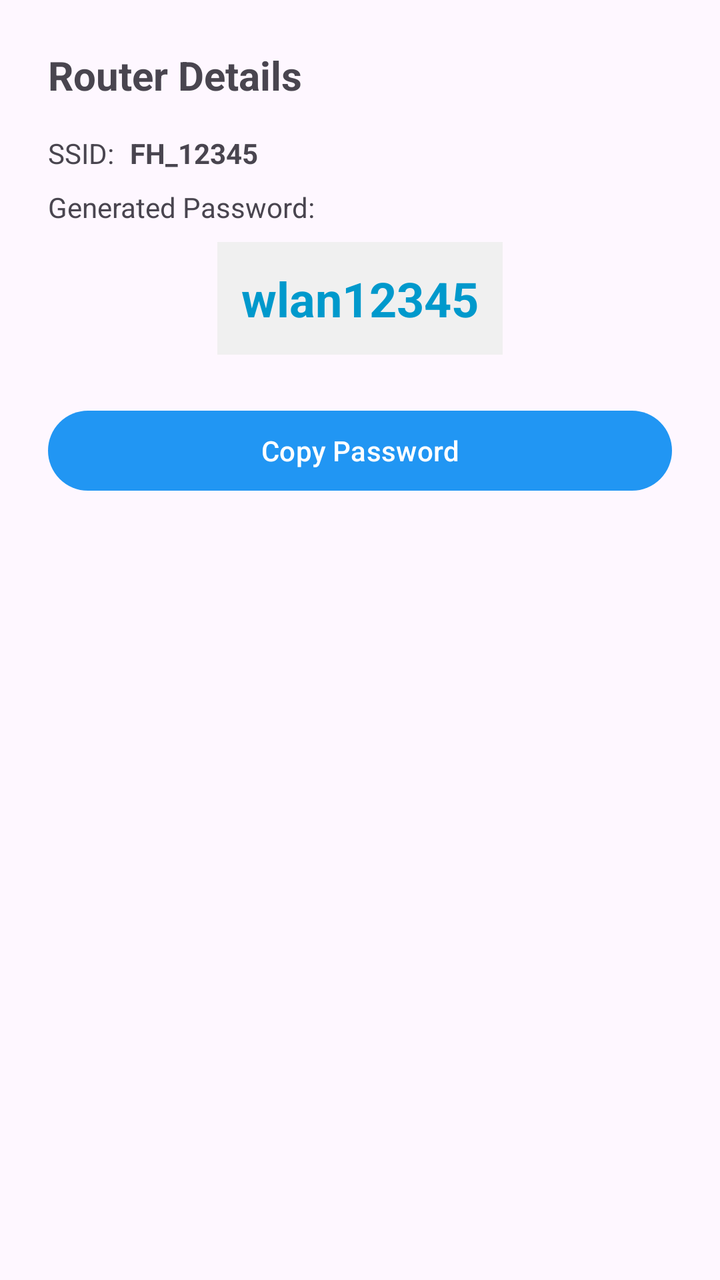
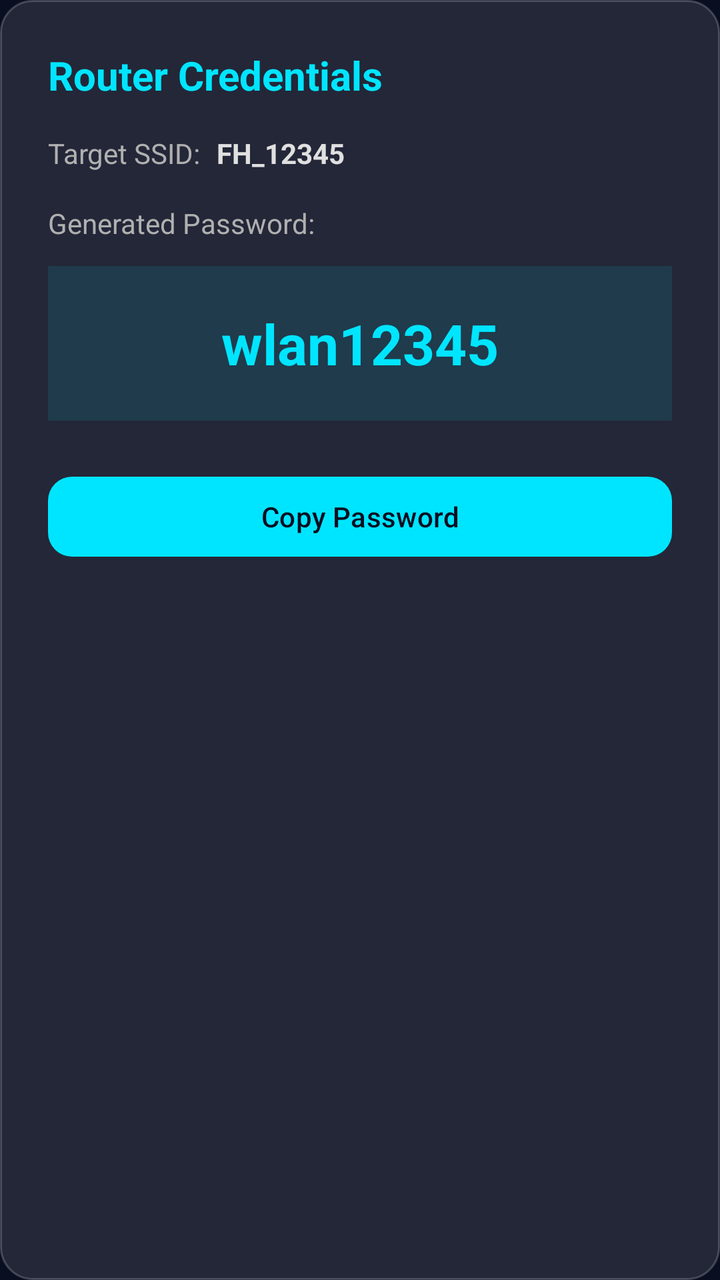

Compare the two renders of this Android layout. The source of the first and the diff that turns it into the second are given below.
<!-- AndroidManifest.xml: application theme Theme.FiberHome -->
<!-- res/layout/bottom_sheet_password.xml -->
<?xml version="1.0" encoding="utf-8"?>
<androidx.constraintlayout.widget.ConstraintLayout
    xmlns:android="http://schemas.android.com/apk/res/android"
    xmlns:app="http://schemas.android.com/apk/res-auto"
    android:layout_width="match_parent"
    android:layout_height="wrap_content"
    android:padding="24dp">

    <TextView
        android:id="@+id/tvTitle"
        android:layout_width="wrap_content"
        android:layout_height="wrap_content"
        android:text="Router Details"
        android:textSize="20sp"
        android:textStyle="bold"
        app:layout_constraintStart_toStartOf="parent"
        app:layout_constraintTop_toTopOf="parent" />

    <TextView
        android:id="@+id/tvSsidLabel"
        android:layout_width="wrap_content"
        android:layout_height="wrap_content"
        android:layout_marginTop="16dp"
        android:text="SSID:"
        app:layout_constraintStart_toStartOf="parent"
        app:layout_constraintTop_toBottomOf="@+id/tvTitle" />

    <TextView
        android:id="@+id/tvSsidValue"
        android:layout_width="wrap_content"
        android:layout_height="wrap_content"
        android:layout_marginStart="8dp"
        android:text="FH_12345"
        android:textStyle="bold"
        app:layout_constraintBottom_toBottomOf="@+id/tvSsidLabel"
        app:layout_constraintStart_toEndOf="@+id/tvSsidLabel"
        app:layout_constraintTop_toTopOf="@+id/tvSsidLabel" />

    <TextView
        android:id="@+id/tvPassLabel"
        android:layout_width="wrap_content"
        android:layout_height="wrap_content"
        android:layout_marginTop="8dp"
        android:text="Generated Password:"
        app:layout_constraintStart_toStartOf="parent"
        app:layout_constraintTop_toBottomOf="@+id/tvSsidLabel" />

    <TextView
        android:id="@+id/tvPassValue"
        android:layout_width="wrap_content"
        android:layout_height="wrap_content"
        android:layout_marginTop="8dp"
        android:background="#F0F0F0"
        android:padding="12dp"
        android:text="wlan12345"
        android:textColor="@android:color/holo_blue_dark"
        android:textSize="24sp"
        android:textStyle="bold"
        app:layout_constraintEnd_toEndOf="parent"
        app:layout_constraintStart_toStartOf="parent"
        app:layout_constraintTop_toBottomOf="@+id/tvPassLabel" />

    <Button
        android:id="@+id/btnCopy"
        android:layout_width="match_parent"
        android:layout_height="wrap_content"
        android:layout_marginTop="24dp"
        android:text="Copy Password"
        app:layout_constraintTop_toBottomOf="@+id/tvPassValue" />

</androidx.constraintlayout.widget.ConstraintLayout>
<!-- resources referenced by this layout -->
<resources>
  <style name="Theme.FiberHome" parent="Theme.Material3.DayNight.NoActionBar">
          <item name="colorPrimary">#2196F3</item>
          <item name="colorPrimaryVariant">#1976D2</item>
          <item name="colorOnPrimary">#FFFFFF</item>
          <item name="colorSecondary">#03DAC6</item>
          <item name="colorSecondaryVariant">#018786</item>
          <item name="colorOnSecondary">#000000</item>
          <item name="android:statusBarColor">?attr/colorPrimaryVariant</item>
      </style>
</resources>

<!-- the commit's change to res/layout/bottom_sheet_password.xml (unified diff, before → after) -->
@@ -4,13 +4,15 @@
     xmlns:app="http://schemas.android.com/apk/res-auto"
     android:layout_width="match_parent"
     android:layout_height="wrap_content"
+    android:background="@drawable/glass_card_background"
     android:padding="24dp">
 
     <TextView
         android:id="@+id/tvTitle"
         android:layout_width="wrap_content"
         android:layout_height="wrap_content"
-        android:text="Router Details"
+        android:text="Router Credentials"
+        android:textColor="@color/cyan_accent"
         android:textSize="20sp"
         android:textStyle="bold"
         app:layout_constraintStart_toStartOf="parent"
@@ -21,7 +23,8 @@
         android:layout_width="wrap_content"
         android:layout_height="wrap_content"
         android:layout_marginTop="16dp"
-        android:text="SSID:"
+        android:text="Target SSID:"
+        android:textColor="@color/text_secondary"
         app:layout_constraintStart_toStartOf="parent"
         app:layout_constraintTop_toBottomOf="@+id/tvTitle" />
 
@@ -31,6 +34,7 @@
         android:layout_height="wrap_content"
         android:layout_marginStart="8dp"
         android:text="FH_12345"
+        android:textColor="@color/text_primary"
         android:textStyle="bold"
         app:layout_constraintBottom_toBottomOf="@+id/tvSsidLabel"
         app:layout_constraintStart_toEndOf="@+id/tvSsidLabel"
@@ -40,32 +44,37 @@
         android:id="@+id/tvPassLabel"
         android:layout_width="wrap_content"
         android:layout_height="wrap_content"
-        android:layout_marginTop="8dp"
+        android:layout_marginTop="16dp"
         android:text="Generated Password:"
+        android:textColor="@color/text_secondary"
         app:layout_constraintStart_toStartOf="parent"
         app:layout_constraintTop_toBottomOf="@+id/tvSsidLabel" />
 
     <TextView
         android:id="@+id/tvPassValue"
-        android:layout_width="wrap_content"
+        android:layout_width="match_parent"
         android:layout_height="wrap_content"
-        android:layout_marginTop="8dp"
-        android:background="#F0F0F0"
-        android:padding="12dp"
+        android:layout_marginTop="12dp"
+        android:background="#1A00E5FF"
+        android:gravity="center"
+        android:padding="20dp"
         android:text="wlan12345"
-        android:textColor="@android:color/holo_blue_dark"
-        android:textSize="24sp"
+        android:textColor="@color/cyan_accent"
+        android:textSize="28sp"
         android:textStyle="bold"
         app:layout_constraintEnd_toEndOf="parent"
         app:layout_constraintStart_toStartOf="parent"
         app:layout_constraintTop_toBottomOf="@+id/tvPassLabel" />
 
-    <Button
+    <com.google.android.material.button.MaterialButton
         android:id="@+id/btnCopy"
         android:layout_width="match_parent"
         android:layout_height="wrap_content"
         android:layout_marginTop="24dp"
         android:text="Copy Password"
+        android:textColor="@color/deep_navy"
+        app:backgroundTint="@color/cyan_accent"
+        app:cornerRadius="12dp"
         app:layout_constraintTop_toBottomOf="@+id/tvPassValue" />
 
 </androidx.constraintlayout.widget.ConstraintLayout>
<!-- resource entries referenced after the edit -->
@@ -1,13 +1,30 @@
 <!-- resources referenced by this layout -->
 <resources>
-  <style name="Theme.FiberHome" parent="Theme.Material3.DayNight.NoActionBar">
-          <item name="colorPrimary">#2196F3</item>
-          <item name="colorPrimaryVariant">#1976D2</item>
-          <item name="colorOnPrimary">#FFFFFF</item>
-          <item name="colorSecondary">#03DAC6</item>
-          <item name="colorSecondaryVariant">#018786</item>
-          <item name="colorOnSecondary">#000000</item>
-          <item name="android:statusBarColor">?attr/colorPrimaryVariant</item>
+  <color name="cyan_accent">#00E5FF</color>
+  <color name="deep_navy">#0A0E21</color>
+  <color name="text_primary">#E0E0E0</color>
+  <color name="text_secondary">#B0B0B0</color>
+  <!-- drawable glass_card_background (drawable) -->
+  <?xml version="1.0" encoding="utf-8"?>
+  <shape xmlns:android="http://schemas.android.com/apk/res/android"
+      android:shape="rectangle">
+      <solid android:color="@color/glass_white" />
+      <corners android:radius="16dp" />
+      <stroke
+          android:width="1dp"
+          android:color="#33FFFFFF" />
+  </shape>
+  <style name="Theme.FiberHome" parent="Theme.Material3.Dark.NoActionBar">
+          <item name="colorPrimary">@color/cyan_accent</item>
+          <item name="colorSecondary">@color/electric_blue</item>
+          <item name="android:windowBackground">@color/deep_navy</item>
+          <item name="android:statusBarColor">@color/deep_navy</item>
+          <item name="android:navigationBarColor">@color/deep_navy</item>
+          <item name="colorSurface">@color/dark_violet</item>
+          <item name="colorOnSurface">@color/text_primary</item>
       </style>
+  <color name="glass_white">#1AFFFFFF</color>
+  <color name="electric_blue">#2979FF</color>
+  <color name="dark_violet">#1A122E</color>
 </resources>
 
